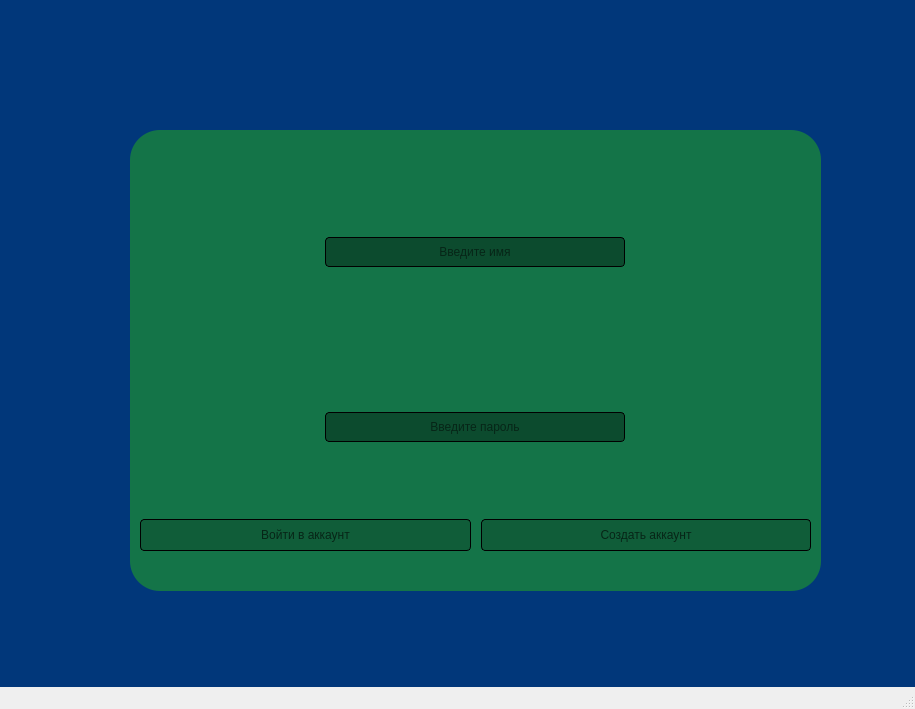
This is internal/ooi/aooth.ui in Tikhon2783/yandex-liceum-QT-project as Qt 5 draws it before an edit. The edited form follows.
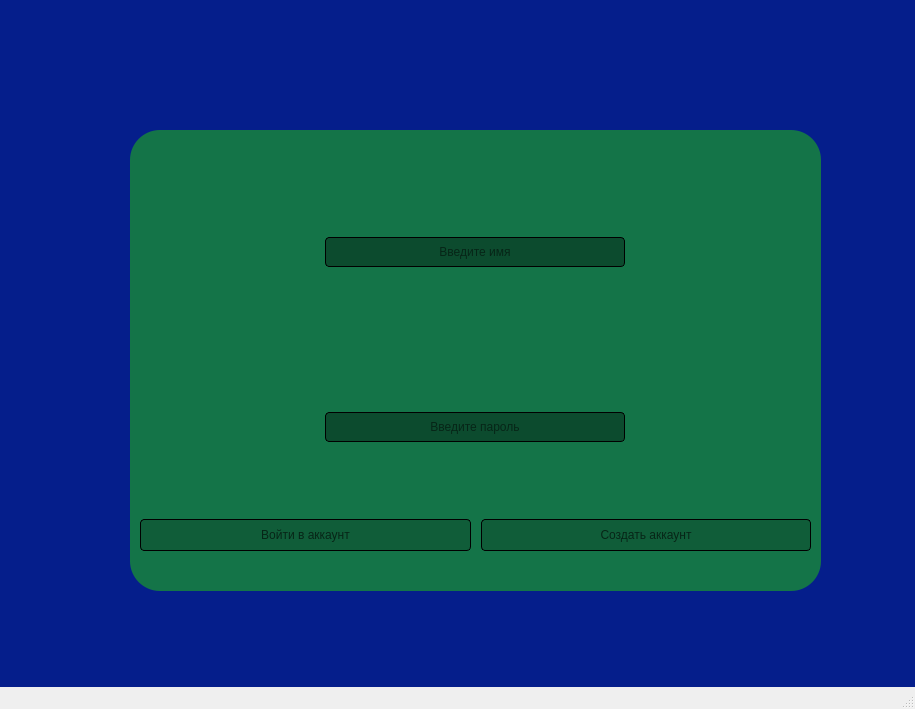
This is the edited form.

What changed in the file:
```diff
--- a/internal/ooi/aooth.ui
+++ b/internal/ooi/aooth.ui
@@ -18,7 +18,8 @@
   </property>
   <widget class="QWidget" name="centralwidget">
    <property name="styleSheet">
-    <string notr="true">background-color:rgb(1,55,122);</string>
+    <string notr="true">background-color:rgb(1,55,122);
+background-color: rgb(5, 30, 139);</string>
    </property>
    <widget class="QWidget" name="form_widget" native="true">
     <property name="geometry">
```
